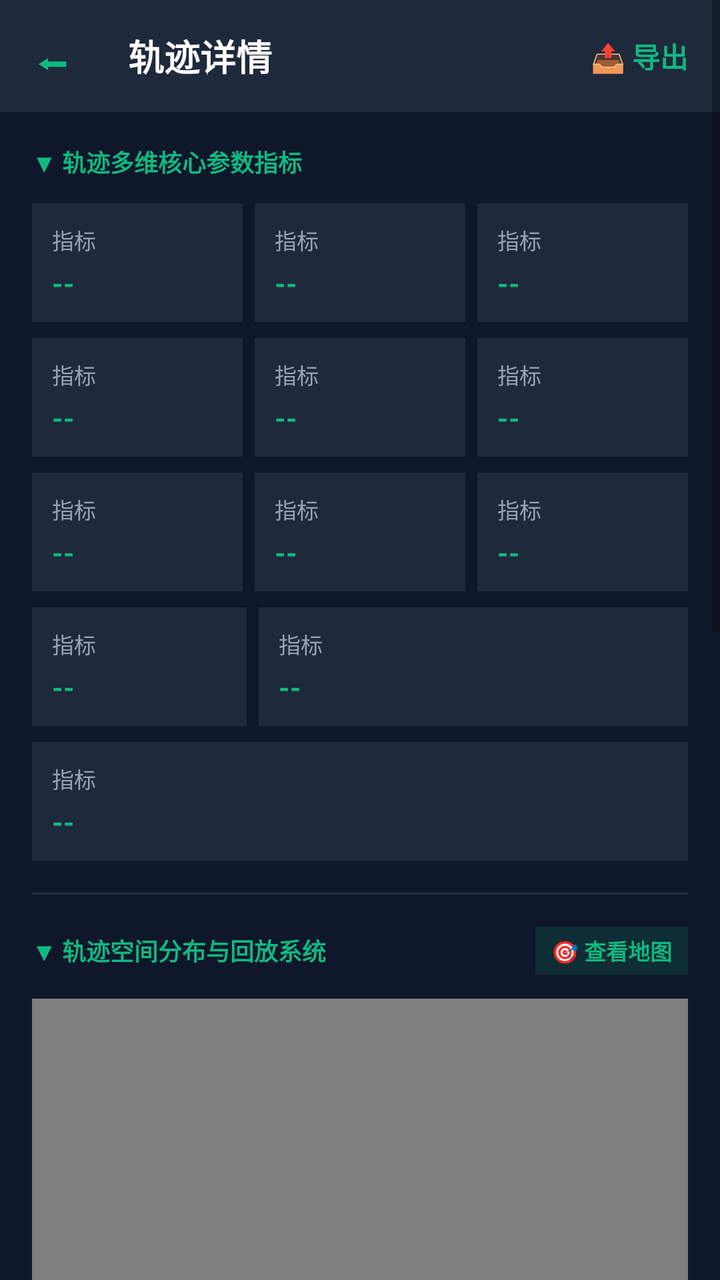
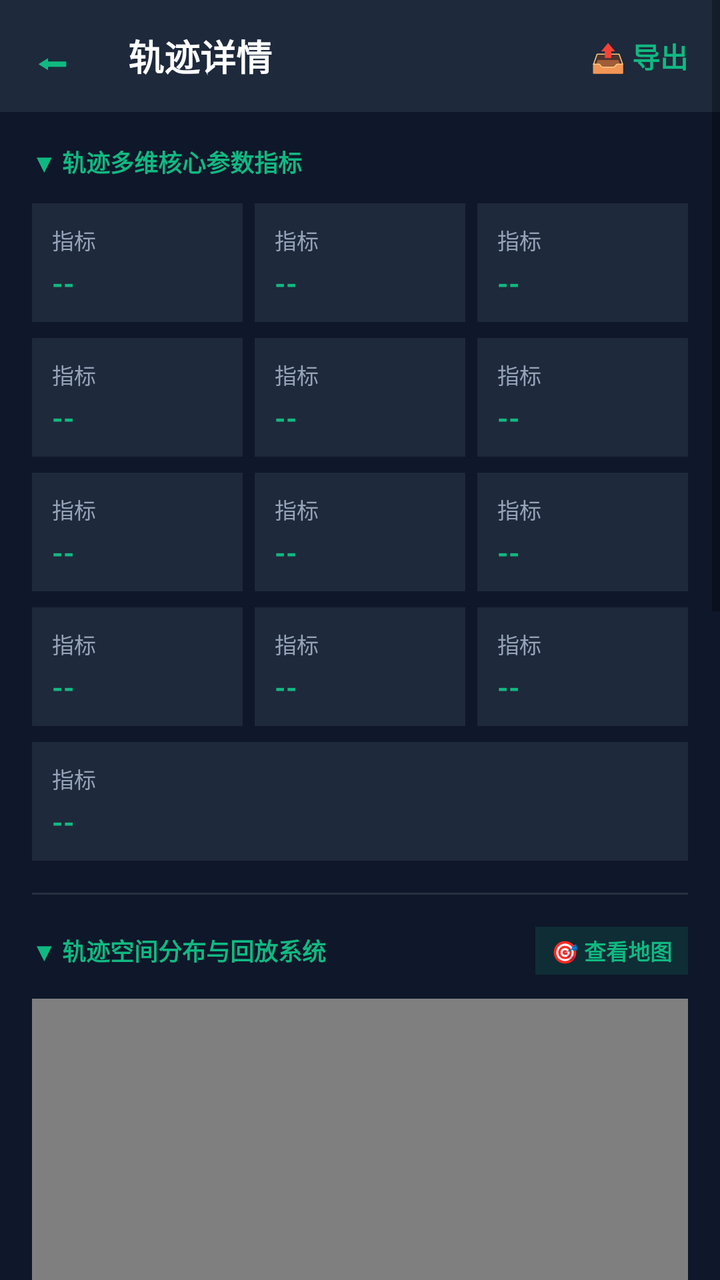

Before-and-after screenshots of an Android layout around one commit, followed by the original layout XML and the change that was made.
<!-- AndroidManifest.xml: application theme Theme.CyberTrail -->
<!-- res/layout/activity_track_detail.xml -->
<?xml version="1.0" encoding="utf-8"?>
<ScrollView xmlns:android="http://schemas.android.com/apk/res/android"
    xmlns:app="http://schemas.android.com/apk/res-auto"
    android:layout_width="match_parent"
    android:layout_height="match_parent"
    android:background="@color/cyber_slate"
    android:fillViewport="true">

    <LinearLayout
        android:layout_width="match_parent"
        android:layout_height="wrap_content"
        android:orientation="vertical">

        
        <RelativeLayout
            android:layout_width="match_parent"
            android:layout_height="56dp"
            android:background="@color/cyber_dark_gray"
            android:paddingLeft="16dp"
            android:paddingRight="16dp">

            <TextView
                android:id="@+id/btn_detail_back"
                android:layout_width="40dp"
                android:layout_height="match_parent"
                android:gravity="center_vertical|left"
                android:text="⬅"
                android:textColor="@color/cyber_green"
                android:textSize="20sp"
                android:textStyle="bold"
                android:clickable="true"
                android:focusable="true" />

            <TextView
                android:id="@+id/tv_detail_title"
                android:layout_width="wrap_content"
                android:layout_height="match_parent"
                android:layout_toRightOf="@id/btn_detail_back"
                android:gravity="center_vertical"
                android:text="轨迹详情"
                android:textColor="@color/white"
                android:textSize="18sp"
                android:textStyle="bold"
                android:layout_marginLeft="8dp" />

            <TextView
                android:id="@+id/btn_detail_export"
                android:layout_width="wrap_content"
                android:layout_height="match_parent"
                android:layout_alignParentRight="true"
                android:gravity="center_vertical"
                android:text="📤 导出"
                android:textColor="@color/cyber_green"
                android:textSize="14sp"
                android:textStyle="bold"
                android:clickable="true"
                android:focusable="true" />
        </RelativeLayout>

        
        <LinearLayout
            android:layout_width="match_parent"
            android:layout_height="wrap_content"
            android:orientation="vertical"
            android:padding="16dp">

            <TextView
                android:layout_width="wrap_content"
                android:layout_height="wrap_content"
                android:text="▼ 轨迹多维核心参数指标"
                android:textColor="@color/cyber_green"
                android:textSize="12sp"
                android:textStyle="bold"
                android:layout_marginBottom="12dp" />

            
            <LinearLayout
                android:layout_width="match_parent"
                android:layout_height="wrap_content"
                android:orientation="horizontal"
                android:layout_marginBottom="8dp">

                <include layout="@layout/item_detail_stat_card" android:id="@+id/card_stat_distance" android:layout_width="0dp" android:layout_height="wrap_content" android:layout_weight="1" />
                <include layout="@layout/item_detail_stat_card" android:id="@+id/card_stat_duration" android:layout_width="0dp" android:layout_height="wrap_content" android:layout_weight="1" android:layout_marginLeft="6dp" />
                <include layout="@layout/item_detail_stat_card" android:id="@+id/card_stat_points" android:layout_width="0dp" android:layout_height="wrap_content" android:layout_weight="1" android:layout_marginLeft="6dp" />
            </LinearLayout>

            
            <LinearLayout
                android:layout_width="match_parent"
                android:layout_height="wrap_content"
                android:orientation="horizontal"
                android:layout_marginBottom="8dp">

                <include layout="@layout/item_detail_stat_card" android:id="@+id/card_stat_ascent" android:layout_width="0dp" android:layout_height="wrap_content" android:layout_weight="1" />
                <include layout="@layout/item_detail_stat_card" android:id="@+id/card_stat_descent" android:layout_width="0dp" android:layout_height="wrap_content" android:layout_weight="1" android:layout_marginLeft="6dp" />
                <include layout="@layout/item_detail_stat_card" android:id="@+id/card_stat_photos" android:layout_width="0dp" android:layout_height="wrap_content" android:layout_weight="1" android:layout_marginLeft="6dp" />
            </LinearLayout>

            
            <LinearLayout
                android:layout_width="match_parent"
                android:layout_height="wrap_content"
                android:orientation="horizontal"
                android:layout_marginBottom="8dp">

                <include layout="@layout/item_detail_stat_card" android:id="@+id/card_stat_max_ele" android:layout_width="0dp" android:layout_height="wrap_content" android:layout_weight="1" />
                <include layout="@layout/item_detail_stat_card" android:id="@+id/card_stat_min_ele" android:layout_width="0dp" android:layout_height="wrap_content" android:layout_weight="1" android:layout_marginLeft="6dp" />
                <include layout="@layout/item_detail_stat_card" android:id="@+id/card_stat_avg_speed" android:layout_width="0dp" android:layout_height="wrap_content" android:layout_weight="1" android:layout_marginLeft="6dp" />
            </LinearLayout>

            
            <LinearLayout
                android:layout_width="match_parent"
                android:layout_height="wrap_content"
                android:orientation="horizontal"
                android:layout_marginBottom="8dp">

                <include layout="@layout/item_detail_stat_card" android:id="@+id/card_stat_max_speed" android:layout_width="0dp" android:layout_height="wrap_content" android:layout_weight="1" />
                <include layout="@layout/item_detail_stat_card" android:id="@+id/card_stat_start_time" android:layout_width="0dp" android:layout_height="wrap_content" android:layout_weight="2" android:layout_marginLeft="6dp" />
            </LinearLayout>

            
            <LinearLayout
                android:layout_width="match_parent"
                android:layout_height="wrap_content"
                android:orientation="horizontal">

                <include layout="@layout/item_detail_stat_card" android:id="@+id/card_stat_end_time" android:layout_width="match_parent" android:layout_height="wrap_content" />
            </LinearLayout>
        </LinearLayout>

        
        <View
            android:layout_width="match_parent"
            android:layout_height="1dp"
            android:background="#1AFFFFFF"
            android:layout_marginLeft="16dp"
            android:layout_marginRight="16dp" />

        
        <LinearLayout
            android:layout_width="match_parent"
            android:layout_height="wrap_content"
            android:orientation="vertical"
            android:padding="16dp">

            <RelativeLayout
                android:layout_width="match_parent"
                android:layout_height="wrap_content"
                android:layout_marginBottom="12dp">

                <TextView
                    android:layout_width="wrap_content"
                    android:layout_height="wrap_content"
                    android:layout_alignParentLeft="true"
                    android:layout_centerVertical="true"
                    android:text="▼ 轨迹空间分布与回放系统"
                    android:textColor="@color/cyber_green"
                    android:textSize="12sp"
                    android:textStyle="bold" />

                <TextView
                    android:id="@+id/btn_locate_track"
                    android:layout_width="wrap_content"
                    android:layout_height="wrap_content"
                    android:layout_alignParentRight="true"
                    android:layout_centerVertical="true"
                    android:background="#2210B981"
                    android:textColor="@color/cyber_green"
                    android:textSize="11sp"
                    android:textStyle="bold"
                    android:paddingLeft="8dp"
                    android:paddingRight="8dp"
                    android:paddingTop="4dp"
                    android:paddingBottom="4dp"
                    android:text="🎯 查看地图"
                    android:clickable="true"
                    android:focusable="true"/>
            </RelativeLayout>

            
            <RelativeLayout
                android:layout_width="match_parent"
                android:layout_height="300dp"
                android:background="@color/cyber_dark_gray">

                
                <com.mapbox.mapboxsdk.maps.MapView
                    android:id="@+id/detail_map_view"
                    android:layout_width="match_parent"
                    android:layout_height="match_parent" />

                
                <androidx.cardview.widget.CardView
                    android:id="@+id/card_photo_popup"
                    android:layout_width="160dp"
                    android:layout_height="160dp"
                    android:layout_alignParentRight="true"
                    android:layout_alignParentBottom="true"
                    android:layout_margin="12dp"
                    app:cardCornerRadius="8dp"
                    app:cardBackgroundColor="@color/cyber_dark_gray"
                    app:cardElevation="6dp"
                    android:visibility="gone">

                    <LinearLayout
                        android:layout_width="match_parent"
                        android:layout_height="match_parent"
                        android:orientation="vertical"
                        android:gravity="center">

                        <ImageView
                            android:id="@+id/img_photo_popup_thumbnail"
                            android:layout_width="match_parent"
                            android:layout_height="120dp"
                            android:scaleType="centerCrop"
                            android:background="#22FFFFFF" />

                        <TextView
                            android:id="@+id/tv_photo_popup_desc"
                            android:layout_width="match_parent"
                            android:layout_height="match_parent"
                            android:gravity="center"
                            android:text="点击查看原图"
                            android:textColor="@color/cyber_amber"
                            android:textSize="11sp"
                            android:textStyle="bold"
                            android:background="#1AAFFF00" />
                    </LinearLayout>
                </androidx.cardview.widget.CardView>
            </RelativeLayout>

            
            <LinearLayout
                android:layout_width="match_parent"
                android:layout_height="wrap_content"
                android:orientation="vertical"
                android:background="@color/cyber_dark_gray"
                android:padding="12dp"
                android:layout_marginTop="8dp">

                <TextView
                    android:id="@+id/tv_detail_replay_status"
                    android:layout_width="match_parent"
                    android:layout_height="wrap_content"
                    android:text="👁 轨迹回放: 停止"
                    android:textColor="@color/cyber_light_gray"
                    android:textSize="12sp"
                    android:textStyle="bold"
                    android:layout_marginBottom="6dp" />

                <TextView
                    android:id="@+id/tv_detail_replay_progress"
                    android:layout_width="match_parent"
                    android:layout_height="wrap_content"
                    android:text="进度: 0 / 0 | 海拔: --m | 距离: 0.00km"
                    android:textColor="@color/white"
                    android:textSize="12sp"
                    android:layout_marginBottom="8dp" />

                
                <LinearLayout
                    android:layout_width="match_parent"
                    android:layout_height="wrap_content"
                    android:orientation="horizontal"
                    android:layout_marginBottom="10dp">

                    <TextView
                        android:id="@+id/btn_replay_start"
                        android:layout_width="0dp"
                        android:layout_height="wrap_content"
                        android:layout_weight="1"
                        android:layout_marginRight="4dp"
                        android:background="#2210B981"
                        android:textColor="@color/cyber_green"
                        android:textSize="12sp"
                        android:textStyle="bold"
                        android:gravity="center"
                        android:padding="10dp"
                        android:text="▶ 播放"
                        android:clickable="true"
                        android:focusable="true"/>

                    <TextView
                        android:id="@+id/btn_replay_pause"
                        android:layout_width="0dp"
                        android:layout_height="wrap_content"
                        android:layout_weight="1"
                        android:layout_marginLeft="4dp"
                        android:layout_marginRight="4dp"
                        android:background="#22F59E0B"
                        android:textColor="@color/cyber_amber"
                        android:textSize="12sp"
                        android:textStyle="bold"
                        android:gravity="center"
                        android:padding="10dp"
                        android:text="⏸ 暂停"
                        android:clickable="true"
                        android:focusable="true"/>

                    <TextView
                        android:id="@+id/btn_replay_stop"
                        android:layout_width="0dp"
                        android:layout_height="wrap_content"
                        android:layout_weight="1"
                        android:layout_marginLeft="4dp"
                        android:background="#22EF4444"
                        android:textColor="#EF4444"
                        android:textSize="12sp"
                        android:textStyle="bold"
                        android:gravity="center"
                        android:padding="10dp"
                        android:text="⏹ 停止"
                        android:clickable="true"
                        android:focusable="true"/>
                </LinearLayout>

                
                <LinearLayout
                    android:layout_width="match_parent"
                    android:layout_height="wrap_content"
                    android:orientation="horizontal"
                    android:gravity="center_vertical">

                    <TextView
                        android:layout_width="wrap_content"
                        android:layout_height="wrap_content"
                        android:text="播放速度："
                        android:textColor="@color/cyber_light_gray"
                        android:textSize="11sp"
                        android:layout_marginRight="8dp" />

                    <TextView
                        android:id="@+id/btn_speed_0_5"
                        android:layout_width="0dp"
                        android:layout_height="wrap_content"
                        android:layout_weight="1"
                        android:layout_marginRight="3dp"
                        android:background="#1AFFFFFF"
                        android:textColor="@color/white"
                        android:textSize="11sp"
                        android:gravity="center"
                        android:padding="6dp"
                        android:text="0.5x"
                        android:clickable="true"
                        android:focusable="true"/>

                    <TextView
                        android:id="@+id/btn_speed_1"
                        android:layout_width="0dp"
                        android:layout_height="wrap_content"
                        android:layout_weight="1"
                        android:layout_marginLeft="3dp"
                        android:layout_marginRight="3dp"
                        android:background="#2238BDF8"
                        android:textColor="#38BDF8"
                        android:textSize="11sp"
                        android:gravity="center"
                        android:padding="6dp"
                        android:text="1x"
                        android:clickable="true"
                        android:focusable="true"/>

                    <TextView
                        android:id="@+id/btn_speed_2"
                        android:layout_width="0dp"
                        android:layout_height="wrap_content"
                        android:layout_weight="1"
                        android:layout_marginLeft="3dp"
                        android:layout_marginRight="3dp"
                        android:background="#1AFFFFFF"
                        android:textColor="@color/white"
                        android:textSize="11sp"
                        android:gravity="center"
                        android:padding="6dp"
                        android:text="2x"
                        android:clickable="true"
                        android:focusable="true"/>

                    <TextView
                        android:id="@+id/btn_speed_5"
                        android:layout_width="0dp"
                        android:layout_height="wrap_content"
                        android:layout_weight="1"
                        android:layout_marginLeft="3dp"
                        android:layout_marginRight="3dp"
                        android:background="#1AFFFFFF"
                        android:textColor="@color/white"
                        android:textSize="11sp"
                        android:gravity="center"
                        android:padding="6dp"
                        android:text="5x"
                        android:clickable="true"
                        android:focusable="true"/>

                    <TextView
                        android:id="@+id/btn_speed_10"
                        android:layout_width="0dp"
                        android:layout_height="wrap_content"
                        android:layout_weight="1"
                        android:layout_marginLeft="3dp"
                        android:background="#1AFFFFFF"
                        android:textColor="@color/white"
                        android:textSize="11sp"
                        android:gravity="center"
                        android:padding="6dp"
                        android:text="10x"
                        android:clickable="true"
                        android:focusable="true"/>
                </LinearLayout>
            </LinearLayout>
        </LinearLayout>

        
        <View
            android:layout_width="match_parent"
            android:layout_height="1dp"
            android:background="#1AFFFFFF"
            android:layout_marginLeft="16dp"
            android:layout_marginRight="16dp" />

        
        <LinearLayout
            android:layout_width="match_parent"
            android:layout_height="wrap_content"
            android:orientation="vertical"
            android:padding="16dp"
            android:layout_marginBottom="24dp">

            <TextView
                android:layout_width="wrap_content"
                android:layout_height="wrap_content"
                android:text="▼ 轨迹运动/地形剖面统计曲线"
                android:textColor="@color/cyber_green"
                android:textSize="12sp"
                android:textStyle="bold"
                android:layout_marginBottom="12dp" />

            
            <com.cybertrail.app.gis.TrackProfileChartView
                android:id="@+id/profile_chart_view"
                android:layout_width="match_parent"
                android:layout_height="200dp"
                android:background="@color/cyber_dark_gray" />

            
            <LinearLayout
                android:layout_width="match_parent"
                android:layout_height="wrap_content"
                android:orientation="horizontal"
                android:gravity="center"
                android:layout_marginTop="12dp">

                <TextView
                    android:id="@+id/btn_toggle_chart_ele"
                    android:layout_width="wrap_content"
                    android:layout_height="wrap_content"
                    android:background="#2222D3EE"
                    android:textColor="#22D3EE"
                    android:textSize="11sp"
                    android:textStyle="bold"
                    android:paddingLeft="10dp"
                    android:paddingRight="10dp"
                    android:paddingTop="5dp"
                    android:paddingBottom="5dp"
                    android:text="■ 海拔曲线 (m)"
                    android:clickable="true"
                    android:focusable="true"/>

                <TextView
                    android:id="@+id/btn_toggle_chart_speed"
                    android:layout_width="wrap_content"
                    android:layout_height="wrap_content"
                    android:background="#1AFFFFFF"
                    android:textColor="@color/white"
                    android:textSize="11sp"
                    android:paddingLeft="10dp"
                    android:paddingRight="10dp"
                    android:paddingTop="5dp"
                    android:paddingBottom="5dp"
                    android:layout_marginLeft="12dp"
                    android:text="■ 速度曲线 (m/s)"
                    android:clickable="true"
                    android:focusable="true"/>

                <TextView
                    android:id="@+id/btn_toggle_chart_dist"
                    android:layout_width="wrap_content"
                    android:layout_height="wrap_content"
                    android:background="#1AFFFFFF"
                    android:textColor="@color/white"
                    android:textSize="11sp"
                    android:paddingLeft="10dp"
                    android:paddingRight="10dp"
                    android:paddingTop="5dp"
                    android:paddingBottom="5dp"
                    android:layout_marginLeft="12dp"
                    android:text="■ 距离曲线 (km)"
                    android:clickable="true"
                    android:focusable="true"/>
            </LinearLayout>
        </LinearLayout>
    </LinearLayout>
</ScrollView>
<!-- res/layout/item_detail_stat_card.xml (included above) -->
<?xml version="1.0" encoding="utf-8"?>
<LinearLayout xmlns:android="http://schemas.android.com/apk/res/android"
    android:layout_width="match_parent"
    android:layout_height="wrap_content"
    android:orientation="vertical"
    android:background="@color/cyber_dark_gray"
    android:padding="10dp">

    <TextView
        android:id="@+id/tv_stat_label"
        android:layout_width="match_parent"
        android:layout_height="wrap_content"
        android:text="指标"
        android:textColor="@color/cyber_light_gray"
        android:textSize="11sp" />

    <TextView
        android:id="@+id/tv_stat_value"
        android:layout_width="match_parent"
        android:layout_height="wrap_content"
        android:text="--"
        android:textColor="@color/cyber_green"
        android:textSize="14sp"
        android:textStyle="bold"
        android:layout_marginTop="4dp"
        android:singleLine="true"
        android:ellipsize="end" />
</LinearLayout>
<!-- resources referenced by this layout -->
<resources>
  <color name="cyber_amber">#FFF59E0B</color>
  <color name="cyber_dark_gray">#FF1E293B</color>
  <color name="cyber_green">#FF10B981</color>
  <color name="cyber_light_gray">#FF94A3B8</color>
  <color name="cyber_slate">#FF0F172A</color>
  <color name="white">#FFFFFFFF</color>
  <style name="Theme.CyberTrail" parent="Theme.MaterialComponents.DayNight.NoActionBar">
          
          <item name="colorPrimary">@color/cyber_green</item>
          <item name="colorPrimaryVariant">@color/cyber_slate</item>
          <item name="colorOnPrimary">@color/white</item>
          
          <item name="android:statusBarColor">@color/cyber_slate</item>
      </style>
</resources>

<!-- the commit's change to res/layout/activity_track_detail.xml (unified diff, before → after) -->
@@ -117,7 +117,8 @@
                 android:layout_marginBottom="8dp">
 
                 <include layout="@layout/item_detail_stat_card" android:id="@+id/card_stat_max_speed" android:layout_width="0dp" android:layout_height="wrap_content" android:layout_weight="1" />
-                <include layout="@layout/item_detail_stat_card" android:id="@+id/card_stat_start_time" android:layout_width="0dp" android:layout_height="wrap_content" android:layout_weight="2" android:layout_marginLeft="6dp" />
+                <include layout="@layout/item_detail_stat_card" android:id="@+id/card_stat_avg_ele" android:layout_width="0dp" android:layout_height="wrap_content" android:layout_weight="1" android:layout_marginLeft="6dp" />
+                <include layout="@layout/item_detail_stat_card" android:id="@+id/card_stat_start_time" android:layout_width="0dp" android:layout_height="wrap_content" android:layout_weight="1" android:layout_marginLeft="6dp" />
             </LinearLayout>
 
             
@@ -260,6 +261,18 @@
                     android:layout_marginBottom="8dp" />
 
                 
+                <SeekBar
+                    android:id="@+id/sb_replay_timeline"
+                    android:layout_width="match_parent"
+                    android:layout_height="wrap_content"
+                    android:layout_marginBottom="10dp"
+                    android:max="100"
+                    android:progress="0"
+                    android:thumbTint="#FF10B981"
+                    android:progressTint="#FF10B981"
+                    android:progressBackgroundTint="@color/cyber_light_gray"/>
+
+                
                 <LinearLayout
                     android:layout_width="match_parent"
                     android:layout_height="wrap_content"
@@ -271,7 +284,7 @@
                         android:layout_width="0dp"
                         android:layout_height="wrap_content"
                         android:layout_weight="1"
-                        android:layout_marginRight="4dp"
+                        android:layout_marginRight="3dp"
                         android:background="#2210B981"
                         android:textColor="@color/cyber_green"
                         android:textSize="12sp"
@@ -287,8 +300,8 @@
                         android:layout_width="0dp"
                         android:layout_height="wrap_content"
                         android:layout_weight="1"
-                        android:layout_marginLeft="4dp"
-                        android:layout_marginRight="4dp"
+                        android:layout_marginLeft="3dp"
+                        android:layout_marginRight="3dp"
                         android:background="#22F59E0B"
                         android:textColor="@color/cyber_amber"
                         android:textSize="12sp"
@@ -304,7 +317,8 @@
                         android:layout_width="0dp"
                         android:layout_height="wrap_content"
                         android:layout_weight="1"
-                        android:layout_marginLeft="4dp"
+                        android:layout_marginLeft="3dp"
+                        android:layout_marginRight="3dp"
                         android:background="#22EF4444"
                         android:textColor="#EF4444"
                         android:textSize="12sp"
@@ -312,6 +326,22 @@
                         android:gravity="center"
                         android:padding="10dp"
                         android:text="⏹ 停止"
+                        android:clickable="true"
+                        android:focusable="true"/>
+
+                    <TextView
+                        android:id="@+id/btn_replay_rewind"
+                        android:layout_width="0dp"
+                        android:layout_height="wrap_content"
+                        android:layout_weight="1"
+                        android:layout_marginLeft="3dp"
+                        android:background="#2238BDF8"
+                        android:textColor="#38BDF8"
+                        android:textSize="12sp"
+                        android:textStyle="bold"
+                        android:gravity="center"
+                        android:padding="10dp"
+                        android:text="⏪ 回起点"
                         android:clickable="true"
                         android:focusable="true"/>
                 </LinearLayout>
